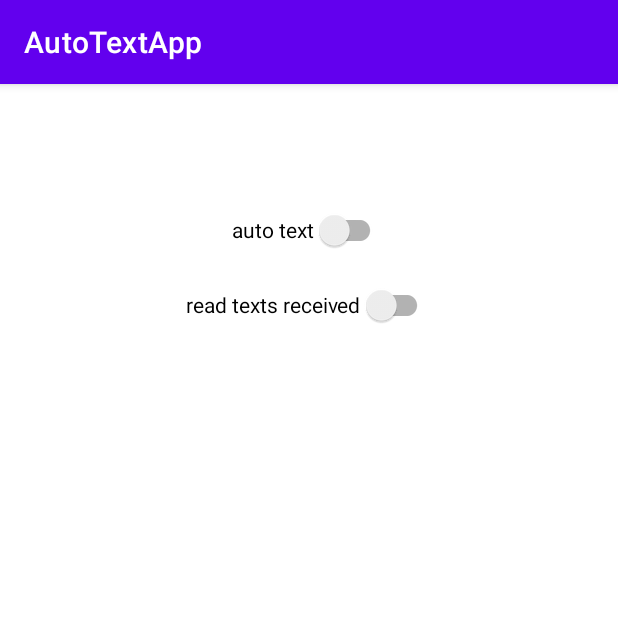
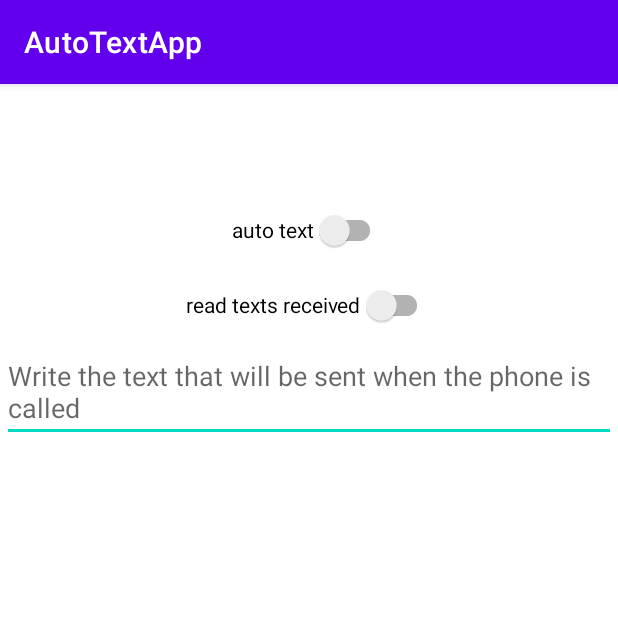
Before and after one commit to geis9669/AutoTextApp, an Android app: the screen it shows after launch (MainActivity), on a phone screen of 412 x 824 dp, the top half of it. Run offline under Robolectric (Android 15) with nearby library versions, the phone set to English and light mode, and no system bars.

Commit message:
added a scroll view and an edit text

```diff
--- a/app/src/main/res/layout/activity_main.xml
+++ b/app/src/main/res/layout/activity_main.xml
@@ -27,4 +27,29 @@
         app:layout_constraintHorizontal_bias="0.5"
         app:layout_constraintStart_toStartOf="parent"
         app:layout_constraintTop_toTopOf="parent" />
+
+
+    <ScrollView
+        android:layout_width="409dp"
+        android:layout_height="558dp"
+        android:layout_marginStart="1dp"
+        android:layout_marginLeft="1dp"
+        android:layout_marginTop="172dp"
+        app:layout_constraintStart_toStartOf="parent"
+        app:layout_constraintTop_toTopOf="parent">
+
+        <LinearLayout
+            android:layout_width="match_parent"
+            android:layout_height="wrap_content"
+            android:orientation="vertical">
+
+            <EditText
+                android:id="@+id/textView"
+                android:layout_width="match_parent"
+                android:layout_height="wrap_content"
+                android:enabled="true"
+                android:hint="@string/auto_text_message_hint"/>
+        </LinearLayout>
+    </ScrollView>
+
 </androidx.constraintlayout.widget.ConstraintLayout>
--- a/app/src/main/res/values/strings.xml
+++ b/app/src/main/res/values/strings.xml
@@ -6,4 +6,6 @@
 
     <string name="read_text">read texts received</string>
 
+    <string name="auto_text_message_hint">Write the text that will be sent when the phone is called</string>
+
 </resources>
```
